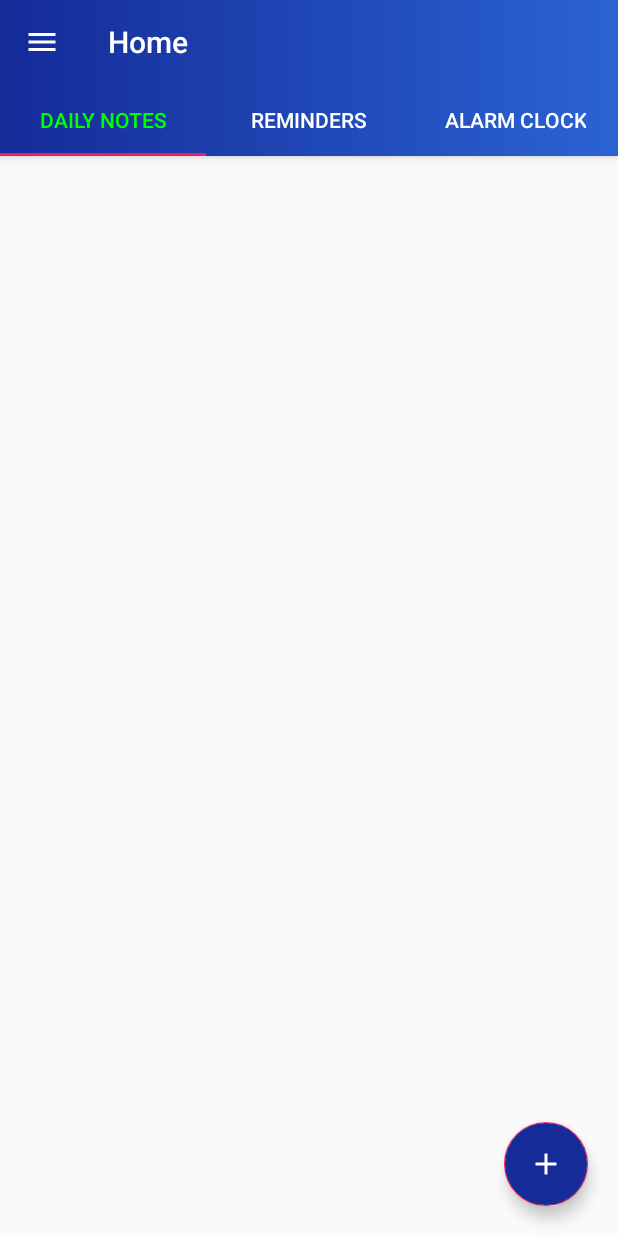
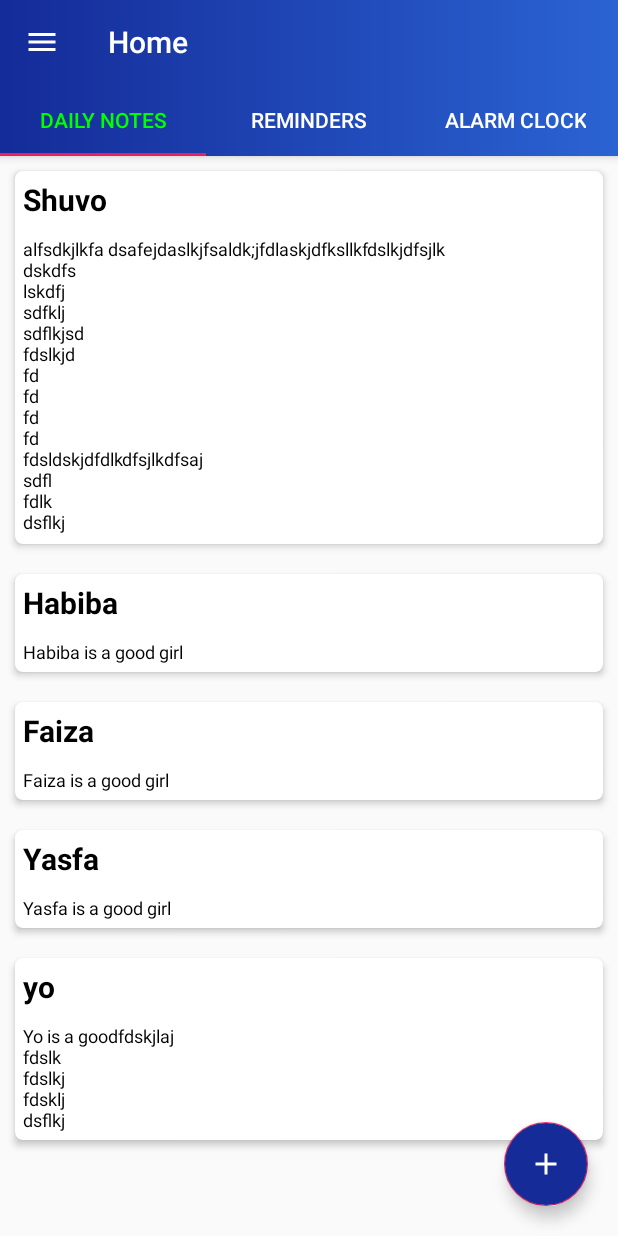
Before and after one commit to Shuvo1260/CSE-Student-Mate, an Android app: the screen it shows after launch (MainActivity), on a phone screen of 412 x 824 dp. Run offline under Robolectric (Android 15) with nearby library versions, the light colour scheme and no system bars.

Commit message:
RecyclerView added into DailyNotes fragment and RecyclerView adapter stablished, RecyclerView LayoutManager setted as Linear layout manager with some temporary message

```diff
--- a/app/src/main/java/com/example/csestudentmate/DailyNotes.java
+++ b/app/src/main/java/com/example/csestudentmate/DailyNotes.java
@@ -5,6 +5,9 @@ import android.net.Uri;
 import android.os.Bundle;
 import android.support.design.widget.FloatingActionButton;
 import android.support.v4.app.Fragment;
+import android.support.v7.widget.GridLayoutManager;
+import android.support.v7.widget.LinearLayoutManager;
+import android.support.v7.widget.RecyclerView;
 import android.view.LayoutInflater;
 import android.view.View;
 import android.view.ViewGroup;
@@ -18,25 +21,54 @@ public class DailyNotes extends Fragment {
     private String[] noteSummery;
     private String[] noteDetails;
     @Override
-    public View onCreateView(LayoutInflater inflater, ViewGroup container,
+    public View onCreateView(LayoutInflater inflater, final ViewGroup container,
                              Bundle savedInstanceState) {
-        // Inflate the layout for this fragment
 
         final View view = inflater.inflate(R.layout.fragment_daily_notes, container, false);
 
         addNote = view.findViewById(R.id.addNoteId);
 
+        RecyclerView recyclerView;
+
+        recyclerView = view.findViewById(R.id.notePadRecyclerViewId);
+
+
+        tempMessage();
 
         RecyclerViewAdapter recyclerViewAdapter = new RecyclerViewAdapter(noteTitle, noteSummery);
+
+        recyclerView.setAdapter(recyclerViewAdapter);
+
+        recyclerView.setLayoutManager(new LinearLayoutManager(getActivity()));
+
 
 
         addNote.setOnClickListener(new View.OnClickListener() {
             @Override
             public void onClick(View v) {
                 Toast.makeText(view.getContext(), "Add new node", Toast.LENGTH_SHORT).show();
+                addNote.setImageDrawable(getActivity().getDrawable(R.drawable.ic_delete_white));
             }
         });
 
         return view;
     }
+
+    public void tempMessage(){
+        noteTitle = new String[5];
+        noteSummery = new String[5];
+
+        noteTitle[0] = "Shuvo";
+        noteTitle[1] = "Habiba";
+        noteTitle[2] = "Faiza";
+        noteTitle[3] = "Yasfa";
+        noteTitle[4] = "yo";
+
+        noteSummery[0] = "alfsdkjlkfa dsafejdaslkjfsaldk;jfdlaskjdfksllkfdslkjdfsjlk\n" + "dskdfs\nlskdfj\nsdfklj\nsdflkjsd\nfdslkjd\nfd\nfd\nfd\nfd\nfds" +
+                "ldskjdfdlkdfsjlkdfsaj\nsdfl\nfdlk\ndsflkj\ndsfklj\ndsflkj\nlast";
+        noteSummery[1] = "Habiba is a good girl";
+        noteSummery[2] = "Faiza is a good girl";
+        noteSummery[3] = "Yasfa is a good girl";
+        noteSummery[4] = "Yo is a goodfdskjlaj\nfdslk\nfdslkj\nfdsklj\ndsflkj";
+    }
 }
--- a/app/src/main/java/com/example/csestudentmate/RecyclerViewAdapter.java
+++ b/app/src/main/java/com/example/csestudentmate/RecyclerViewAdapter.java
@@ -3,8 +3,10 @@ package com.example.csestudentmate;
 import android.support.annotation.NonNull;
 import android.support.v7.widget.CardView;
 import android.support.v7.widget.RecyclerView;
+import android.view.LayoutInflater;
 import android.view.View;
 import android.view.ViewGroup;
+import android.widget.TextView;
 
 class RecyclerViewAdapter extends RecyclerView.Adapter<RecyclerViewAdapter.ViewHolder> {
     private String[] noteTitle;
@@ -21,23 +23,34 @@ class RecyclerViewAdapter extends RecyclerView.Adapter<RecyclerViewAdapter.ViewH
     @NonNull
     @Override
     public RecyclerViewAdapter.ViewHolder onCreateViewHolder(@NonNull ViewGroup viewGroup, int i) {
-        return null;
+        CardView cardView = (CardView) LayoutInflater.from(viewGroup.getContext()).inflate(R.layout.notepad_view,viewGroup, false);
+        return new ViewHolder(cardView);
     }
 
     @Override
     public void onBindViewHolder(@NonNull ViewHolder viewHolder, int i) {
+        final CardView cardView = viewHolder.cardView;
 
+        TextView title, summery;
+
+        title = cardView.findViewById(R.id.titleId);
+        summery = cardView.findViewById(R.id.summeryId);
+
+        title.setText(noteTitle[i]);
+        summery.setText(noteSummery[i]);
     }
 
     @Override
     public int getItemCount() {
-        return 0;
+        return noteTitle.length;
     }
 
-    public class ViewHolder extends RecyclerView.ViewHolder {
+    public static class ViewHolder extends RecyclerView.ViewHolder {
         private CardView cardView;
-        public ViewHolder(@NonNull View itemView) {
-            super(itemView);
+
+        public ViewHolder(CardView cardView) {
+            super(cardView);
+            this.cardView = cardView;
         }
     }
 }
--- /dev/null
+++ b/app/src/main/res/drawable/ic_delete_white.xml
@@ -0,0 +1,5 @@
+<vector android:autoMirrored="true" android:height="24dp"
+    android:tint="#FFFFFF" android:viewportHeight="24.0"
+    android:viewportWidth="24.0" android:width="24dp" xmlns:android="http://schemas.android.com/apk/res/android">
+    <path android:fillColor="#FF000000" android:pathData="M6,19c0,1.1 0.9,2 2,2h8c1.1,0 2,-0.9 2,-2V7H6v12zM19,4h-3.5l-1,-1h-5l-1,1H5v2h14V4z"/>
+</vector>
--- a/app/src/main/res/layout/fragment_daily_notes.xml
+++ b/app/src/main/res/layout/fragment_daily_notes.xml
@@ -3,9 +3,18 @@
     xmlns:tools="http://schemas.android.com/tools"
     android:layout_width="match_parent"
     android:layout_height="match_parent"
-    xmlns:app="http://schemas.android.com/apk/res-auto"
     tools:context=".DailyNotes"
     >
+
+
+    <android.support.v7.widget.RecyclerView
+        android:id="@+id/notePadRecyclerViewId"
+        android:layout_width="match_parent"
+        android:layout_height="match_parent"
+        android:scrollbars="vertical"
+        >
+
+    </android.support.v7.widget.RecyclerView>
 
 
     <android.support.design.widget.FloatingActionButton
--- a/app/src/main/res/layout/fragment_home.xml
+++ b/app/src/main/res/layout/fragment_home.xml
@@ -1,5 +1,5 @@
 <?xml version="1.0" encoding="utf-8"?>
-<android.support.design.widget.CoordinatorLayout xmlns:android="http://schemas.android.com/apk/res/android"
+<LinearLayout xmlns:android="http://schemas.android.com/apk/res/android"
     xmlns:tools="http://schemas.android.com/tools"
     android:layout_width="match_parent"
     android:layout_height="match_parent"
@@ -39,4 +39,4 @@
     </LinearLayout>
 
 
-</android.support.design.widget.CoordinatorLayout>
+</LinearLayout>
--- /dev/null
+++ b/app/src/main/res/layout/notepad_view.xml
@@ -0,0 +1,40 @@
+<?xml version="1.0" encoding="utf-8"?>
+<android.support.v7.widget.CardView xmlns:android="http://schemas.android.com/apk/res/android"
+    android:layout_width="match_parent"
+    android:layout_height="wrap_content"
+    xmlns:app="http://schemas.android.com/apk/res-auto"
+    app:cardCornerRadius="5dp"
+    android:id="@+id/notepadViewId"
+    app:cardElevation="3dp"
+    android:layout_margin="10dp"
+    >
+
+    <LinearLayout
+        android:layout_width="match_parent"
+        android:layout_height="match_parent"
+        android:orientation="vertical"
+        >
+
+        <TextView
+            android:id="@+id/titleId"
+            android:layout_width="match_parent"
+            android:layout_height="wrap_content"
+            android:textSize="20sp"
+            android:textStyle="bold"
+            android:layout_margin="5dp"
+            android:textColor="@android:color/black"
+            />
+
+        <TextView
+            android:id="@+id/summeryId"
+            android:layout_width="match_parent"
+            android:layout_height="wrap_content"
+            android:textSize="12sp"
+            android:layout_margin="5dp"
+            android:textColor="@android:color/black"
+            android:maxHeight="200dp"
+            />
+
+    </LinearLayout>
+
+</android.support.v7.widget.CardView>
```
